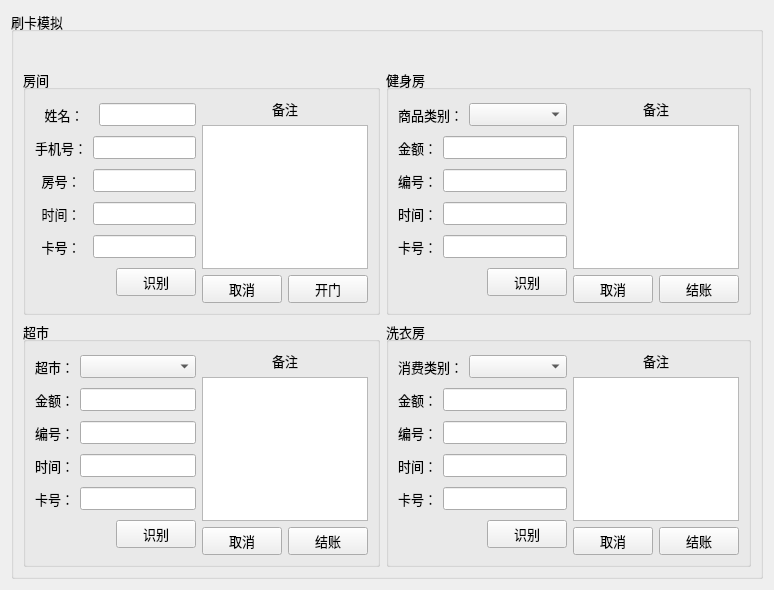
First picture: the form in Lab5/One_Card_System/pages/consume/consumepage.ui, repository JyamlamLaiHust/RFIDLab, before the edit.
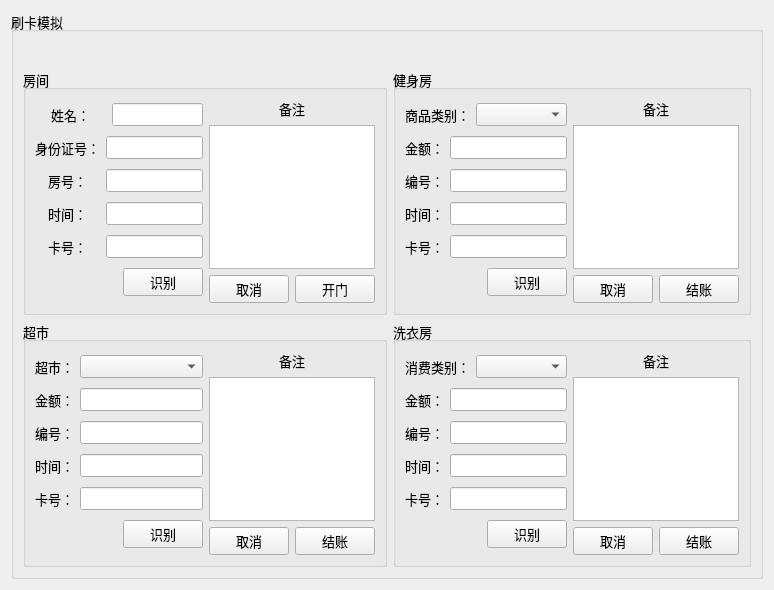
Second picture: the form after the edit.

Patch:
```diff
--- a/Lab5/One_Card_System/pages/consume/consumepage.ui
+++ b/Lab5/One_Card_System/pages/consume/consumepage.ui
@@ -215,7 +215,7 @@
                 </font>
                </property>
                <property name="text">
-                <string>手机号：</string>
+                <string>身份证号：</string>
                </property>
                <property name="alignment">
                 <set>Qt::AlignCenter</set>
```
